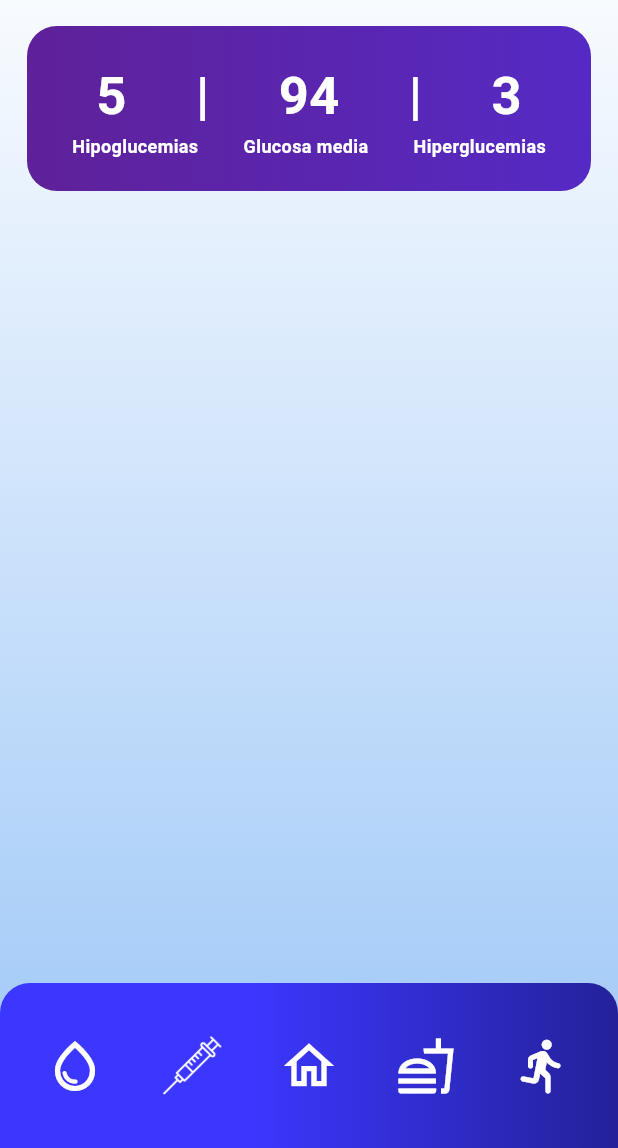
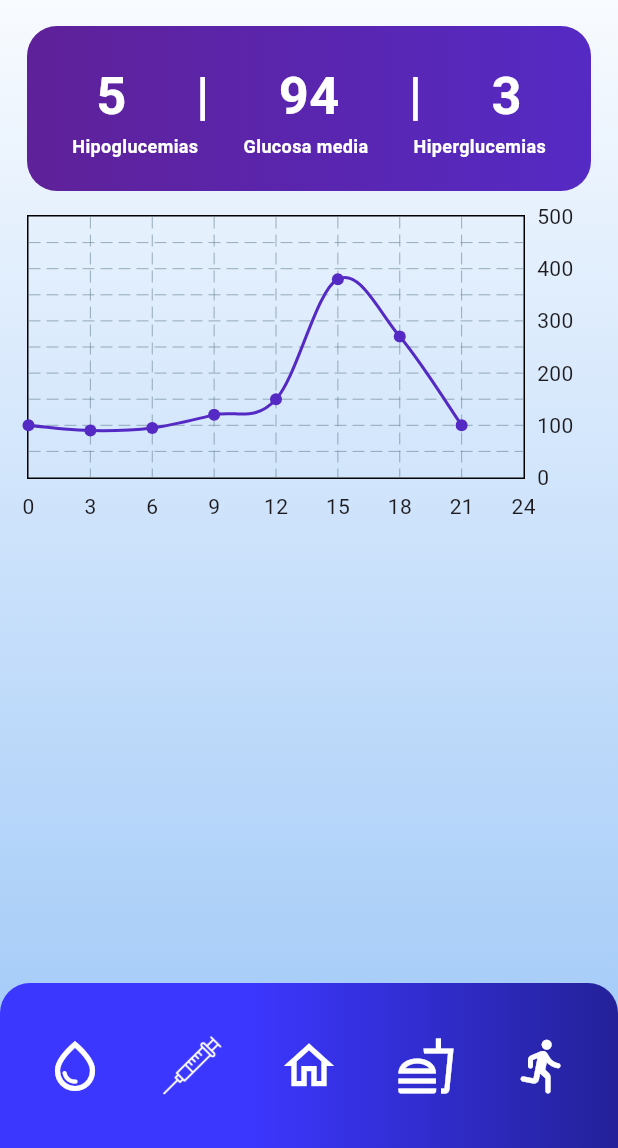
Before and after one commit to albertm15/TFG_DIABETES, a Flutter app: the screen it shows after launch, on a phone screen of 412 x 824 dp, the part 88-1236 px from its top. Run offline on Flutter 3.47's test engine with Material 3 defaults, Android fonts, the phone set to English and light mode, and no system bars; drawn by our look-alikes of fl_chart; our stand-ins replace cloud_firestore, connectivity_plus, firebase_auth, firebase_core, sqflite; accounts and stored records are empty; statements that could not run were skipped.

Commit message:
DailyGlucoseEvolutionCHart first steps (model data transformer method still needed), and some few other advances

```diff
--- a/lib/pages/homePage.dart
+++ b/lib/pages/homePage.dart
@@ -1,7 +1,9 @@
+import 'package:diabetes_tfg_app/widgets/dailyGlucoseEvolutionChart.dart';
 import 'package:diabetes_tfg_app/widgets/glucoseEssentialInfo.dart';
 import 'package:diabetes_tfg_app/widgets/lowerNavBar.dart';
 import 'package:diabetes_tfg_app/widgets/screenMargins.dart';
 import 'package:diabetes_tfg_app/widgets/upperNavBar.dart';
+import 'package:fl_chart/fl_chart.dart';
 import 'package:flutter/material.dart';
 
 class Homepage extends StatefulWidget {
@@ -29,6 +31,20 @@
         child: Column(
       children: [
         GlucoseEssentialInfo(),
+        SizedBox(height: 16),
+        Container(
+          height: 200,
+          child: DailyGlucoseEvolutionChart(glucoseData: [
+            FlSpot(0, 100),
+            FlSpot(3, 90),
+            FlSpot(6, 95),
+            FlSpot(9, 120),
+            FlSpot(12, 150),
+            FlSpot(15, 380),
+            FlSpot(18, 270),
+            FlSpot(21, 100)
+          ]),
+        )
       ],
     ));
   }
--- /dev/null
+++ b/lib/widgets/dailyGlucoseEvolutionChart.dart
@@ -0,0 +1,33 @@
+import 'package:flutter/material.dart';
+import 'package:fl_chart/fl_chart.dart';
+
+class DailyGlucoseEvolutionChart extends StatelessWidget {
+  final List<FlSpot> glucoseData;
+
+  const DailyGlucoseEvolutionChart({required this.glucoseData});
+
+  @override
+  Widget build(BuildContext context) {
+    return LineChart(LineChartData(
+      maxX: 24,
+      maxY: 500,
+      minX: 0,
+      minY: 0,
+      gridData:
+          FlGridData(show: true, horizontalInterval: 50, verticalInterval: 3),
+      titlesData: FlTitlesData(
+          leftTitles: AxisTitles(sideTitles: SideTitles(showTitles: false)),
+          topTitles: AxisTitles(sideTitles: SideTitles(showTitles: false)),
+          bottomTitles: AxisTitles(
+              sideTitles:
+                  SideTitles(showTitles: true, interval: 3, reservedSize: 24))),
+      lineBarsData: [
+        LineChartBarData(
+          spots: glucoseData,
+          isCurved: true,
+          color: Color.fromARGB(255, 85, 42, 196),
+        ),
+      ],
+    ));
+  }
+}
--- a/pubspec.yaml
+++ b/pubspec.yaml
@@ -18,6 +18,7 @@
   cloud_firestore: ^5.6.6
   connectivity_plus: ^6.1.4
   firebase_auth: ^5.5.2
+  fl_chart: ^0.71.0
 
 dev_dependencies:
   flutter_test:
```
Also changed, not shown: pubspec.lock.
